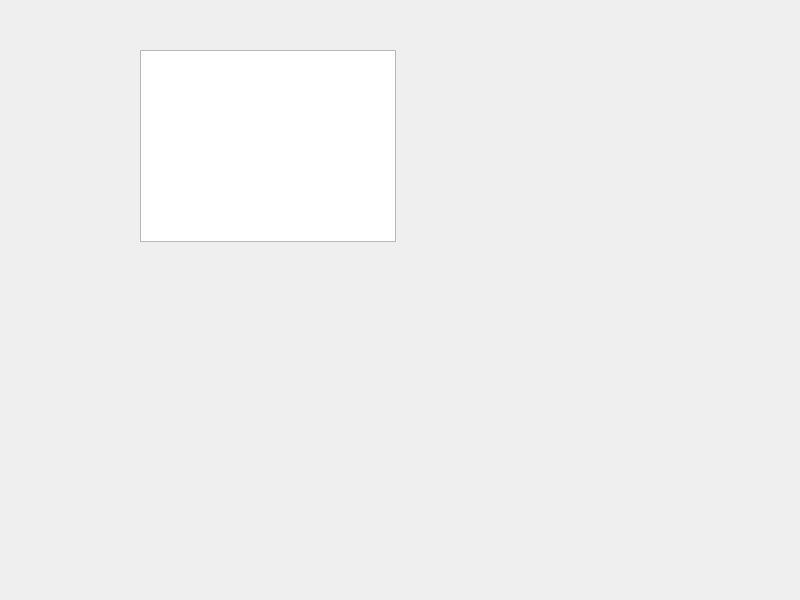
Above: Figure/mainwindow.ui from Antimagus/sugamitna-homework before the change. Below: the same form after it.
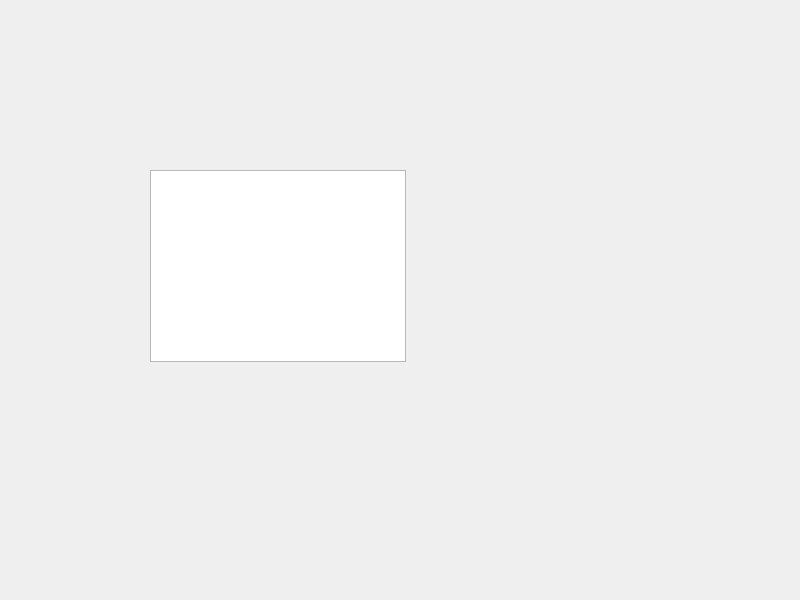
That is the form after the change.

The edit to the form file:
```diff
--- a/Figure/mainwindow.ui
+++ b/Figure/mainwindow.ui
@@ -14,11 +14,17 @@
    <string>MainWindow</string>
   </property>
   <widget class="QWidget" name="centralwidget">
+   <property name="maximumSize">
+    <size>
+     <width>800</width>
+     <height>580</height>
+    </size>
+   </property>
    <widget class="QGraphicsView" name="graphicsView">
     <property name="geometry">
      <rect>
-      <x>140</x>
-      <y>50</y>
+      <x>150</x>
+      <y>170</y>
       <width>256</width>
       <height>192</height>
      </rect>
```
Left out of the diff: 10 changed lines with no effect on the pictures.
